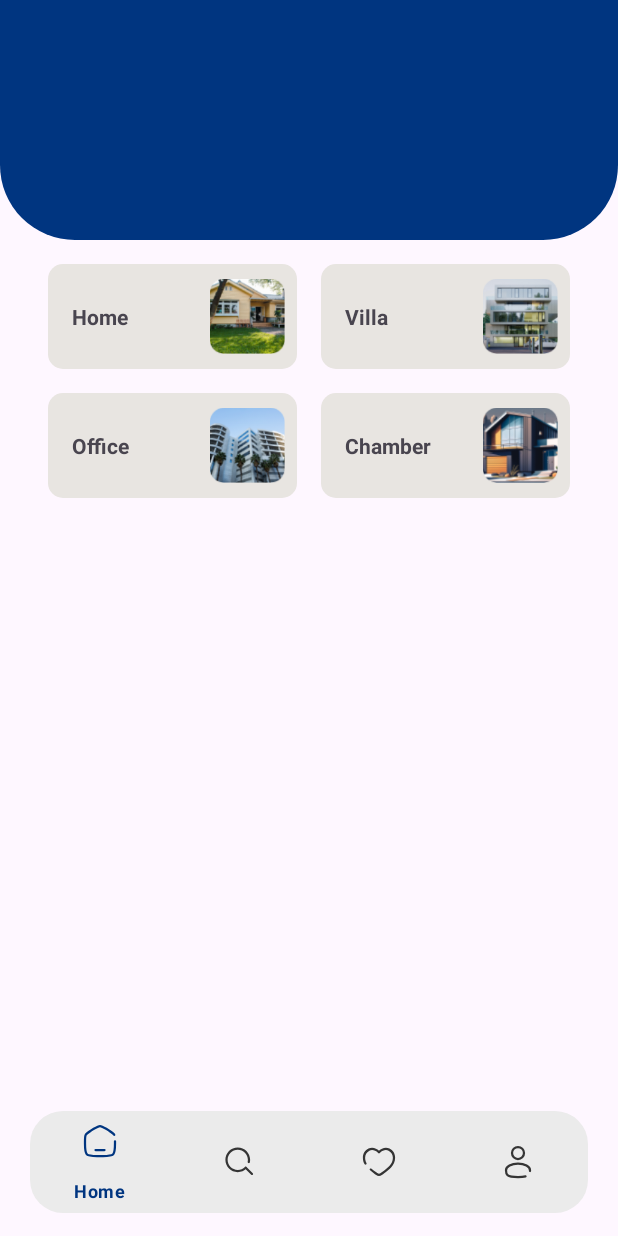
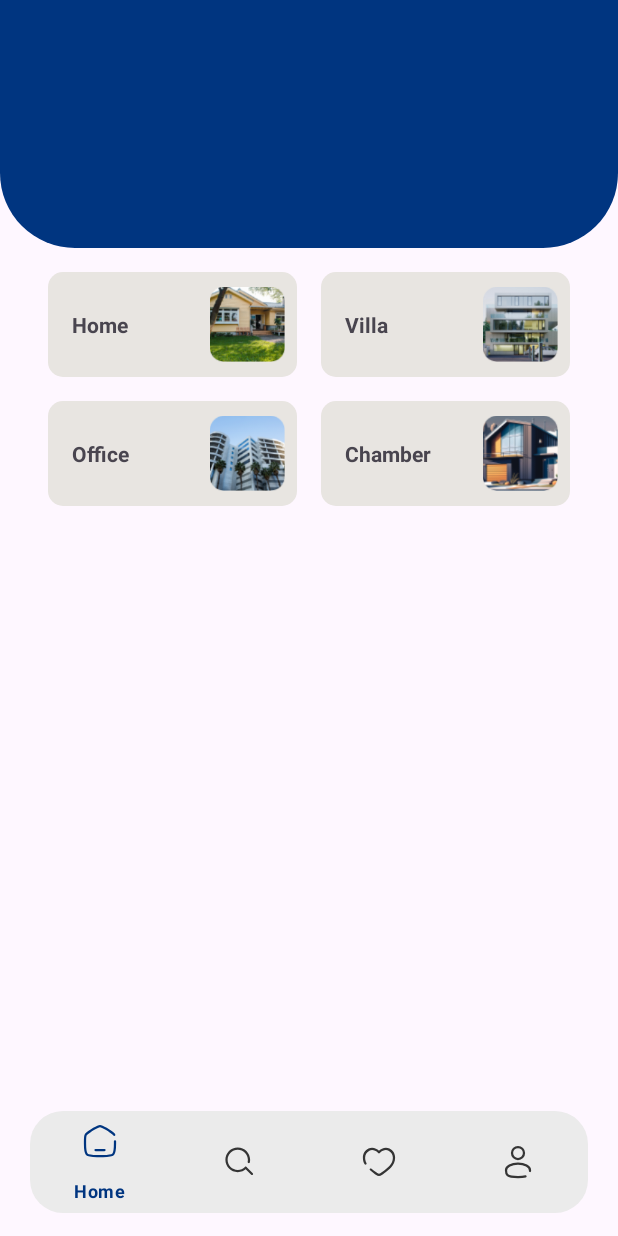
Before and after one commit to pootinx/NestHub, an Android app: the screen it shows after launch once a user with an empty profile is signed in (MainActivity), on a phone screen of 412 x 824 dp. Run offline under Robolectric (Android 15) with nearby library versions, the phone set to English and light mode, and no system bars; our stand-ins replace Firebase (no records; nobody signed in at launch, a user with empty details on screens opened directly).

Commit message:
home fragment design

```diff
--- a/app/src/main/res/layout/fragment_home.xml
+++ b/app/src/main/res/layout/fragment_home.xml
@@ -27,7 +27,7 @@
                                 <View
                                     android:id="@+id/view5"
                                     android:layout_width="match_parent"
-                                    android:layout_height="160dp"
+                                    android:layout_height="165dp"
                                     android:background="@drawable/tophome"/>
 
 <!--                                <ImageView-->
```
